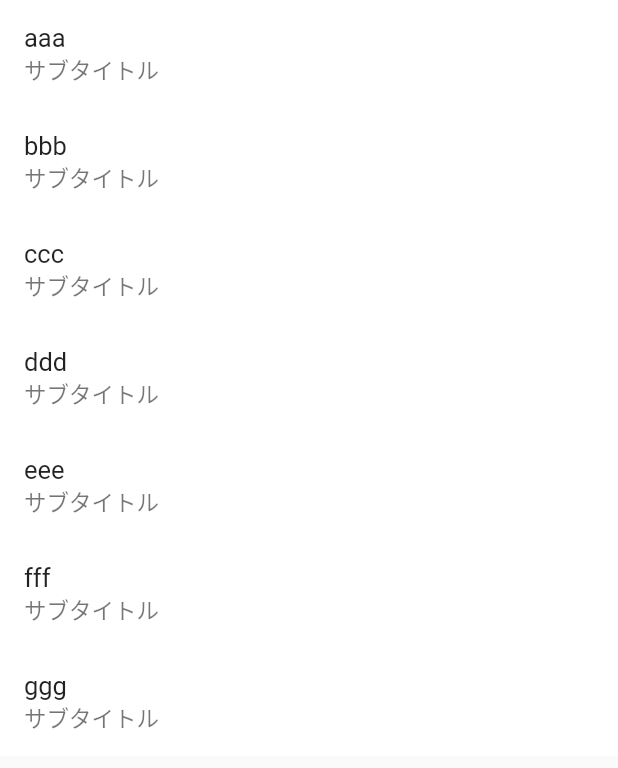
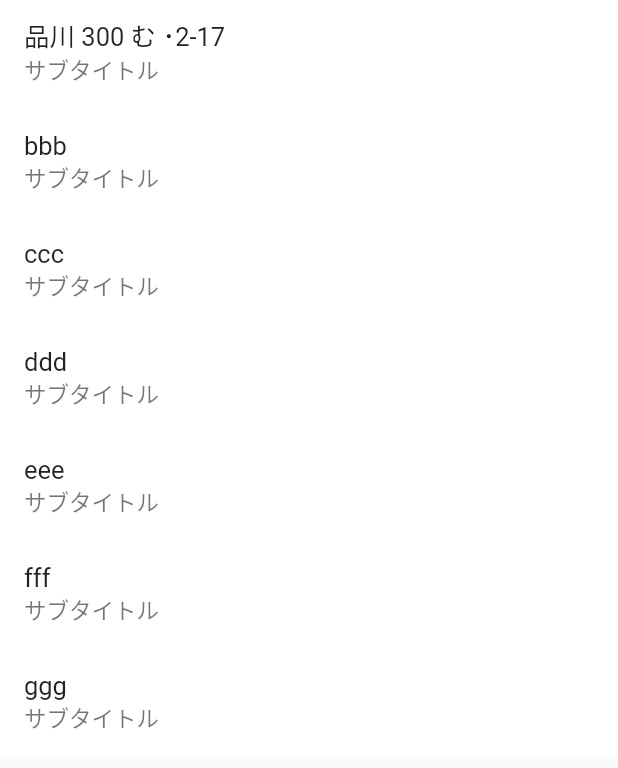
Before and after one commit to Nkoyama/CarOwnerConnect, a Flutter app: the TalkHistory screen opened directly, on a phone screen of 412 x 824 dp. Shown: the top 768 px of the screen. Run offline on Flutter 3.47's test engine with Material 2 defaults, Android fonts, the phone set to English and light mode, and no system bars; drawn by our look-alikes of flutter_slidable.

Commit message:
トークページのタイトルが相手のナンバーになるように変更

```diff
--- a/car_owner_connect/lib/pages/talkMain.dart
+++ b/car_owner_connect/lib/pages/talkMain.dart
@@ -397,16 +397,17 @@ class TalkHistory extends StatefulWidget {
 }
 
 class TalkHistoryState extends State<TalkHistory> {
+  static const historyData = [
+    "品川 300 む ･2-17",
+    "bbb",
+    "ccc",
+    "ddd",
+    "eee",
+    "fff",
+    "ggg",
+  ];
   @override
   Widget build(BuildContext context) {
-    const historyData = ["aaa"
-                        ,"bbb"
-                        ,"ccc"
-                        ,"ddd"
-                        ,"eee"
-                        ,"fff"
-                        ,"ggg"
-                        ];
     return Scaffold(
       body: ListView.builder(
         itemCount: historyData.length,
@@ -426,7 +427,12 @@ class TalkHistoryState extends State<TalkHistory> {
                   onTap: () => {
                     Navigator.push(
                       context,
-                      MaterialPageRoute(builder: (context) => talkPage()))
+                      MaterialPageRoute(
+                        builder: (context) => TalkPage(
+                          opponentText: historyData[index]
+                        )
+                      ),
+                    ),
                   },
                 ),
               ),
```
Also changed, not shown: car_owner_connect/lib/pages/talkPage.dart (+7 -2 lines).
